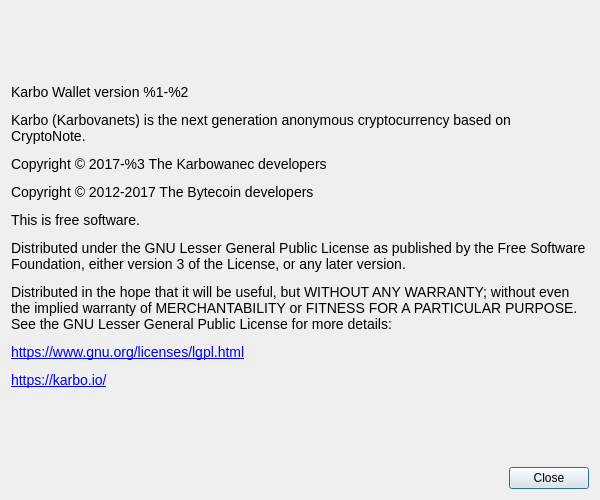
dandzu7/ekoin-gui, file src/Gui/Common/AboutDialog.ui: the form before one commit.
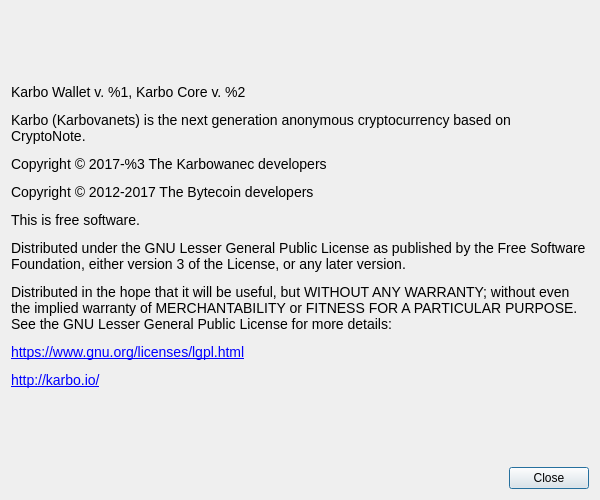
The form after the commit. Custom widgets are drawn as their Qt base class.

What changed in the file:
```diff
--- a/src/Gui/Common/AboutDialog.ui
+++ b/src/Gui/Common/AboutDialog.ui
@@ -41,7 +41,7 @@
       </sizepolicy>
      </property>
      <property name="text">
-      <string>&lt;html&gt;&lt;head/&gt;&lt;body&gt;&lt;p&gt;&lt;span style=&quot; font-family:'Open Sans'; font-size:14px;&quot;&gt;Karbo Wallet version %1-%2&lt;/span&gt;&lt;/p&gt;&lt;p&gt;&lt;span style=&quot; font-family:'Open Sans'; font-size:14px;&quot;&gt;Karbo (Karbovanets) is the next generation anonymous cryptocurrency based on CryptoNote.&lt;/span&gt;&lt;/p&gt;&lt;p&gt;&lt;span style=&quot; font-family:'Open Sans'; font-size:14px;&quot;&gt;Copyright © 2017-%3 The Karbowanec developers&lt;/span&gt;&lt;/p&gt;&lt;p&gt;&lt;span style=&quot; font-family:'Open Sans'; font-size:14px;&quot;&gt;Copyright © 2012-2017 The Bytecoin developers&lt;/span&gt;&lt;/p&gt;&lt;p&gt;&lt;span style=&quot; font-family:'Open Sans'; font-size:14px;&quot;&gt;This is free software.&lt;/span&gt;&lt;/p&gt;&lt;p&gt;&lt;span style=&quot; font-family:'Open Sans'; font-size:14px;&quot;&gt;Distributed under the GNU Lesser General Public License as published by the Free Software Foundation, either version 3 of the License, or any later version.&lt;/span&gt;&lt;/p&gt;&lt;p&gt;&lt;span style=&quot; font-family:'Open Sans'; font-size:14px;&quot;&gt;Distributed in the hope that it will be useful, but WITHOUT ANY WARRANTY; without even the implied warranty of MERCHANTABILITY or FITNESS FOR A PARTICULAR PURPOSE. See the GNU Lesser General Public License for more details:&lt;/span&gt;&lt;/p&gt;&lt;p&gt;&lt;a href=&quot;https://www.gnu.org/licenses/lgpl.html&quot;&gt;&lt;span style=&quot; font-family:'Open Sans'; font-size:14px; text-decoration: underline; color:#0000ff;&quot;&gt;https://www.gnu.org/licenses/lgpl.html&lt;/span&gt;&lt;/a&gt;&lt;/p&gt;&lt;p&gt;&lt;a href=&quot;https://karbo.io/&quot;&gt;&lt;span style=&quot; font-family:'Open Sans'; font-size:14px; text-decoration: underline; color:#0000ff;&quot;&gt;https://karbo.io/&lt;/span&gt;&lt;/a&gt;&lt;/p&gt;&lt;/body&gt;&lt;/html&gt;</string>
+      <string>&lt;html&gt;&lt;head/&gt;&lt;body&gt;&lt;p&gt;&lt;span style=&quot; font-family:'Open Sans'; font-size:14px;&quot;&gt;Karbo Wallet v. %1, Karbo Core v. %2&lt;/span&gt;&lt;/p&gt;&lt;p&gt;&lt;span style=&quot; font-family:'Open Sans'; font-size:14px;&quot;&gt;Karbo (Karbovanets) is the next generation anonymous cryptocurrency based on CryptoNote.&lt;/span&gt;&lt;/p&gt;&lt;p&gt;&lt;span style=&quot; font-family:'Open Sans'; font-size:14px;&quot;&gt;Copyright © 2017-%3 The Karbowanec developers&lt;/span&gt;&lt;/p&gt;&lt;p&gt;&lt;span style=&quot; font-family:'Open Sans'; font-size:14px;&quot;&gt;Copyright © 2012-2017 The Bytecoin developers&lt;/span&gt;&lt;/p&gt;&lt;p&gt;&lt;span style=&quot; font-family:'Open Sans'; font-size:14px;&quot;&gt;This is free software.&lt;/span&gt;&lt;/p&gt;&lt;p&gt;&lt;span style=&quot; font-family:'Open Sans'; font-size:14px;&quot;&gt;Distributed under the GNU Lesser General Public License as published by the Free Software Foundation, either version 3 of the License, or any later version.&lt;/span&gt;&lt;/p&gt;&lt;p&gt;&lt;span style=&quot; font-family:'Open Sans'; font-size:14px;&quot;&gt;Distributed in the hope that it will be useful, but WITHOUT ANY WARRANTY; without even the implied warranty of MERCHANTABILITY or FITNESS FOR A PARTICULAR PURPOSE. See the GNU Lesser General Public License for more details:&lt;/span&gt;&lt;/p&gt;&lt;p&gt;&lt;a href=&quot;https://www.gnu.org/licenses/lgpl.html&quot;&gt;&lt;span style=&quot; font-family:'Open Sans'; font-size:14px; text-decoration: underline; color:#0000ff;&quot;&gt;https://www.gnu.org/licenses/lgpl.html&lt;/span&gt;&lt;/a&gt;&lt;/p&gt;&lt;p&gt;&lt;a href=&quot;http://karbo.io/&quot;&gt;&lt;span style=&quot; font-family:'Open Sans'; font-size:14px; text-decoration: underline; color:#0000ff;&quot;&gt;http://karbo.io/&lt;/span&gt;&lt;/a&gt;&lt;/p&gt;&lt;/body&gt;&lt;/html&gt;</string>
      </property>
      <property name="textFormat">
       <enum>Qt::RichText</enum>
```
